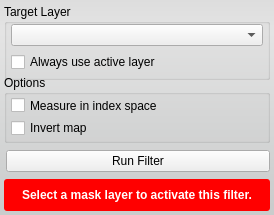
This is src/Interface/ToolInterface/DistanceFilterInterface.ui in jessdtate/Seg3D as Qt 5 draws it before an edit. The edited form follows.
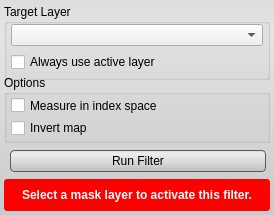
This is the edited form. Custom widgets are drawn as their Qt base class.

Commit message: added styles to the ui buttons still some tweaking that needs done.  check out the Discrete Gaussian Blur tool and let me know if the lighter background looks better.

```diff
--- a/src/Interface/ToolInterface/DistanceFilterInterface.ui
+++ b/src/Interface/ToolInterface/DistanceFilterInterface.ui
@@ -35,6 +35,27 @@
    <string notr="true">QWidget#DistanceFilterInterface{
 	border-radius: 3px;
 	background-color: qlineargradient(spread:pad, x1:0.5, y1:0, x2:0.5, y2:0.960227, stop:0 rgba(221, 221, 221, 255), stop:0.155779 rgba(228, 228, 228, 255), stop:1 rgba(202, 204, 204, 255));      
+}
+
+QPushButton{
+	background-color: qlineargradient(spread:pad, x1:0.5, y1:0, x2:0.5, y2:0.960227, stop:0 rgba(221, 221, 221, 255), stop:0.155779 rgba(238, 238, 238, 255), stop:1 rgba(192, 194, 194, 255));
+	border-radius: 4px;
+	border: 1px solid rgb(90, 90, 90);
+	margin:4px;
+}
+
+QPushButton:hover{
+	background-color: qlineargradient(spread:pad, x1:0.5, y1:0, x2:0.5, y2:1, stop:0 rgba(195, 195, 195, 255), stop:0.253769 rgba(206, 206, 206, 255), stop:1 rgba(185, 185, 185, 255));
+	border-radius: 4px;
+	border: 1px solid rgb(90, 90, 90);
+	margin:4px;
+}
+
+QPushButton:pressed{
+	background-color: qlineargradient(spread:pad, x1:0.5, y1:0, x2:0.5, y2:1, stop:0 rgba(150, 150, 150, 255), stop:0.753769 rgba(206, 206, 206, 255), stop:1 rgba(185, 185, 185, 255));
+	border-radius: 4px;
+	border: 1px solid rgb(90, 90, 90);
+	margin:4px;
 }</string>
   </property>
   <layout class="QVBoxLayout" name="verticalLayout">
@@ -182,6 +203,12 @@
       </property>
       <item>
        <widget class="QPushButton" name="runFilterButton">
+        <property name="minimumSize">
+         <size>
+          <width>0</width>
+          <height>30</height>
+         </size>
+        </property>
         <property name="text">
          <string>Run Filter</string>
         </property>
```
The commit also changes 57 other files.
